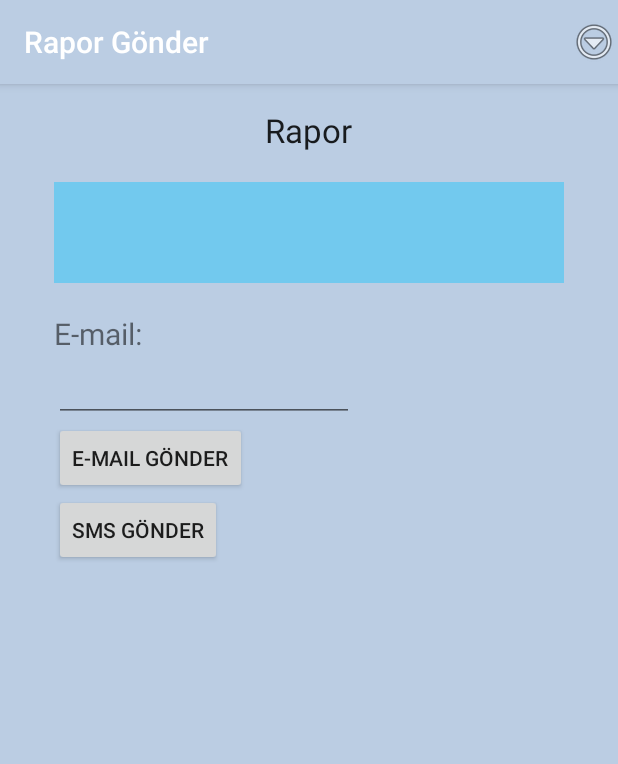
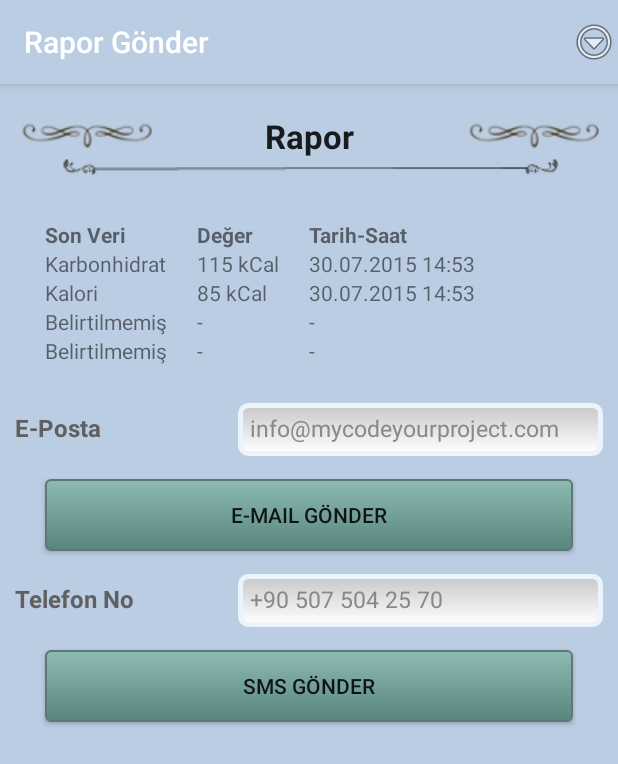
Before and after one commit to ColorUp/SenBulDiyabetKolaylassin, an Android app: the screen it shows after launch (SendReport), on a phone screen of 412 x 824 dp. Shown: the top 764 px of the screen. Run offline under Robolectric (Android 15) with nearby library versions, the phone set to English and light mode, and no system bars.

Commit message:
Rapor ekranı düzenlendi

```diff
--- a/app/src/main/res/layout/activity_send_report.xml
+++ b/app/src/main/res/layout/activity_send_report.xml
@@ -1,61 +1,174 @@
 <LinearLayout xmlns:android="http://schemas.android.com/apk/res/android"
-    xmlns:tools="http://schemas.android.com/tools" android:layout_width="match_parent"
-    android:layout_height="match_parent" android:paddingLeft="@dimen/activity_horizontal_margin"
-    android:paddingRight="@dimen/activity_horizontal_margin"
-    android:paddingTop="@dimen/activity_vertical_margin"
-    android:paddingBottom="@dimen/activity_vertical_margin"
+    xmlns:tools="http://schemas.android.com/tools"
+    android:layout_width="match_parent"
+    android:layout_height="match_parent"
+    xmlns:app="http://schemas.android.com/apk/res-auto"
     tools:context="com.mycodeyourproject.senbuldiyabetkolaylassin.SendReport"
     android:orientation="vertical">
-
     <TextView
-        android:layout_width="wrap_content"
+        android:layout_width="fill_parent"
         android:layout_height="wrap_content"
-        android:textAppearance="?android:attr/textAppearanceLarge"
         android:text="Rapor"
         android:id="@+id/textView"
-        android:layout_gravity="center_horizontal" />
+        android:layout_gravity="center_horizontal"
+        style="@style/textViewDecorative"/>
+    <GridLayout
+        android:layout_width="fill_parent"
+        android:layout_height="wrap_content"
+        android:layout_marginTop="20dp"
+        android:layout_below="@+id/image_statistics"
+        android:layout_marginLeft="20dp"
+        android:layout_marginBottom="20dp">
+        <TextView
+            android:layout_width="wrap_content"
+            android:layout_height="wrap_content"
+            android:text="@string/last_data"
+            android:layout_marginLeft="10dp"
+            android:id="@+id/textview_datetime"
+            android:layout_column="0"
+            android:layout_row="0"
+            android:textStyle="bold"/>
+        <TextView
+            android:layout_width="wrap_content"
+            android:layout_height="wrap_content"
+            android:text="@string/value"
+            android:layout_marginLeft="20dp"
+            android:layout_row="0"
+            android:layout_column="1"
+            android:textStyle="bold"/>
+        <TextView
+            android:layout_width="wrap_content"
+            android:layout_height="wrap_content"
+            android:text="@string/date_time"
+            android:layout_marginLeft="20dp"
+            android:layout_row="0"
+            android:layout_column="2"
+            android:textStyle="bold"/>
+        <TextView
+            android:layout_width="wrap_content"
+            android:layout_height="wrap_content"
+            android:text="Karbonhidrat"
+            android:layout_marginLeft="10dp"
+            android:layout_row="1"
+            android:layout_column="0"/>
+        <TextView
+            android:layout_width="wrap_content"
+            android:layout_height="wrap_content"
+            android:text="115 kCal"
+            android:layout_marginLeft="20dp"
+            android:layout_row="1"
+            android:layout_column="1"/>
+        <TextView
+            android:layout_width="wrap_content"
+            android:layout_height="wrap_content"
+            android:text="30.07.2015 14:53"
+            android:layout_marginLeft="20dp"
+            android:layout_row="1"
+            android:layout_column="2"/>
+        <TextView
+            android:layout_width="wrap_content"
+            android:layout_height="wrap_content"
+            android:text="Kalori"
+            android:layout_marginLeft="10dp"
+            android:layout_row="2"
+            android:layout_column="0"/>
+        <TextView
+            android:layout_width="wrap_content"
+            android:layout_height="wrap_content"
+            android:text="85 kCal"
+            android:layout_marginLeft="20dp"
+            android:layout_row="2"
+            android:layout_column="1"/>
+        <TextView
+            android:layout_width="wrap_content"
+            android:layout_height="wrap_content"
+            android:text="30.07.2015 14:53"
+            android:layout_marginLeft="20dp"
+            android:layout_row="2"
+            android:layout_column="2"/>
+        <TextView
+            android:layout_width="wrap_content"
+            android:layout_height="wrap_content"
+            android:text="Belirtilmemiş"
+            android:layout_marginLeft="10dp"
+            android:layout_row="3"
+            android:layout_column="0"/>
+        <TextView
+            android:layout_width="wrap_content"
+            android:layout_height="wrap_content"
+            android:text="-"
+            android:layout_marginLeft="20dp"
+            android:layout_row="3"
+            android:layout_column="1"/>
+        <TextView
+            android:layout_width="wrap_content"
+            android:layout_height="wrap_content"
+            android:text="-"
+            android:layout_marginLeft="20dp"
+            android:layout_row="3"
+            android:layout_column="2"/>
+        <TextView
+            android:layout_width="wrap_content"
+            android:layout_height="wrap_content"
+            android:text="Belirtilmemiş"
+            android:layout_marginLeft="10dp"
+            android:layout_row="4"
+            android:layout_column="0"/>
+        <TextView
+            android:layout_width="wrap_content"
+            android:layout_height="wrap_content"
+            android:text="-"
+            android:layout_marginLeft="20dp"
+            android:layout_row="4"
+            android:layout_column="1"/>
+        <TextView
+            android:layout_width="wrap_content"
+            android:layout_height="wrap_content"
+            android:text="-"
+            android:layout_marginLeft="20dp"
+            android:layout_row="4"
+            android:layout_column="2"/>
+    </GridLayout>
 
-    <EditText
-        android:layout_width="match_parent"
+    <com.mycodeyourproject.senbuldiyabetkolaylassin.TextBox
+        android:layout_width="fill_parent"
         android:layout_height="wrap_content"
-        android:inputType="textMultiLine"
-        android:ems="10"
-        android:id="@+id/raporText"
-        android:scrollbars="vertical"
-        android:background="#6400c3ff"
-        android:layout_margin="20dp"
-        android:lines="3"/>
-
-    <TextView
-        android:layout_width="wrap_content"
-        android:layout_height="wrap_content"
-        android:text="E-mail:"
-        android:id="@+id/textView2"
-        android:textSize="20sp"
-        android:layout_marginLeft="20dp" />
-
-    <EditText
-        android:layout_width="200dp"
-        android:layout_height="wrap_content"
-        android:id="@+id/mailEdittext"
-        android:inputType="textEmailAddress"
-        android:layout_marginLeft="20dp"/>
+        app:hint="@string/email_edittext"
+        android:inputType="text"
+        app:label="@string/email"/>
 
     <Button
-        android:layout_width="wrap_content"
+        android:layout_width="fill_parent"
         android:layout_height="wrap_content"
         android:text="E-mail Gönder"
         android:id="@+id/mailButton"
-        android:layout_marginLeft="20dp"
-        android:onClick="buttonAction" />
+        android:onClick="buttonAction"
+        android:layout_gravity="right"
+        android:background="@drawable/buttonstyle"
+        android:layout_marginBottom="10dp"
+        android:layout_marginTop="10dp"
+        android:layout_marginLeft="30dp"
+        android:layout_marginRight="30dp"/>
+
+    <com.mycodeyourproject.senbuldiyabetkolaylassin.TextBox
+        android:layout_width="fill_parent"
+        android:layout_height="wrap_content"
+        app:hint="@string/phonenumber_edittext"
+        android:inputType="text"
+        app:label="@string/phonenumber"/>
 
     <Button
-        android:layout_width="wrap_content"
+        android:layout_width="fill_parent"
         android:layout_height="wrap_content"
         android:text="SMS GÖNDER"
         android:id="@+id/smsButton"
-        android:layout_marginLeft="20dp"
-        android:onClick="buttonAction" />
+        android:onClick="buttonAction"
+        android:layout_gravity="right"
+        android:background="@drawable/buttonstyle"
+        android:layout_marginTop="10dp"
+        android:layout_marginBottom="10dp"
+        android:layout_marginLeft="30dp"
+        android:layout_marginRight="30dp"/>
 
 
 
```
